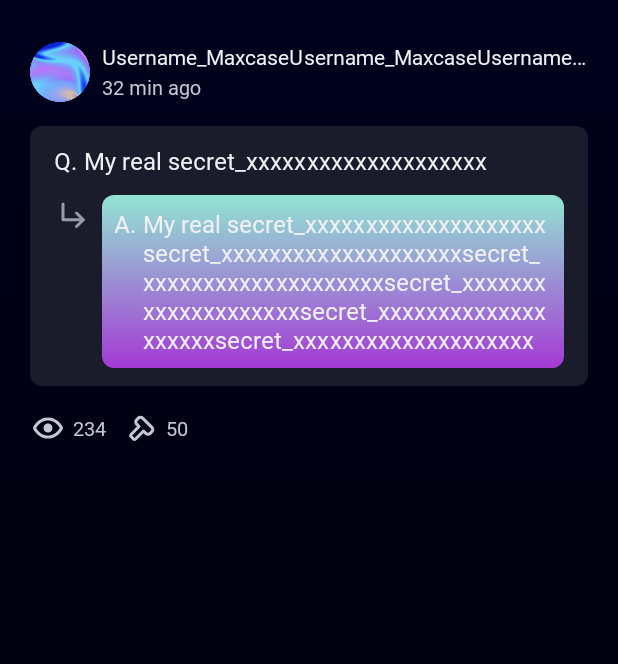
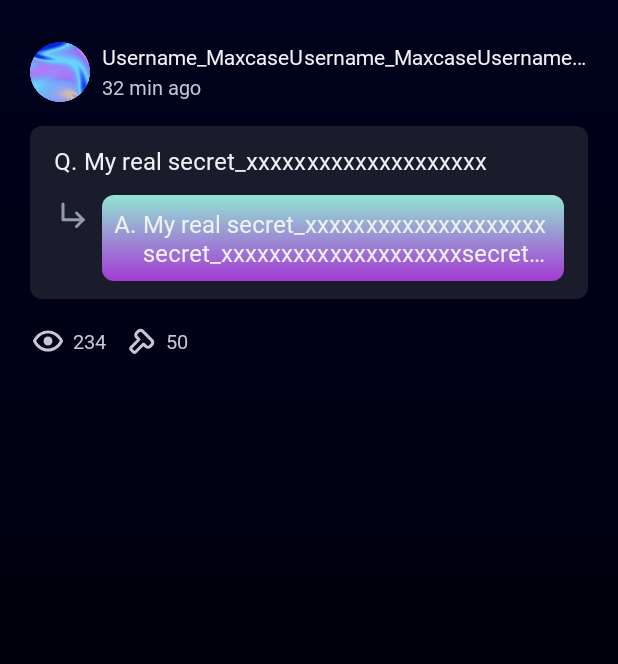
Before and after one commit to Nexters/TESLA, an Android app: the layout item_feed_opened.xml on its own in the app's theme, with its tools: preview values and no code run, on a phone screen of 412 x 824 dp. Shown: the top 664 px of the screen. Run offline under Robolectric (Android 15) with nearby library versions, the phone set to English and light mode, and no system bars.

Commit message:
refactor: feed item answer max lines 수정

```diff
--- a/app/src/main/res/layout/item_feed_opened.xml
+++ b/app/src/main/res/layout/item_feed_opened.xml
@@ -144,7 +144,7 @@
                     android:layout_height="wrap_content"
                     android:textColor="@color/gray_90_t1"
                     android:layout_marginStart="4dp"
-                    android:maxLines="5"
+                    android:maxLines="2"
                     android:ellipsize="end"
                     app:layout_constraintLeft_toRightOf="@+id/tv_a_mark"
                     app:layout_constraintRight_toRightOf="parent"
```
